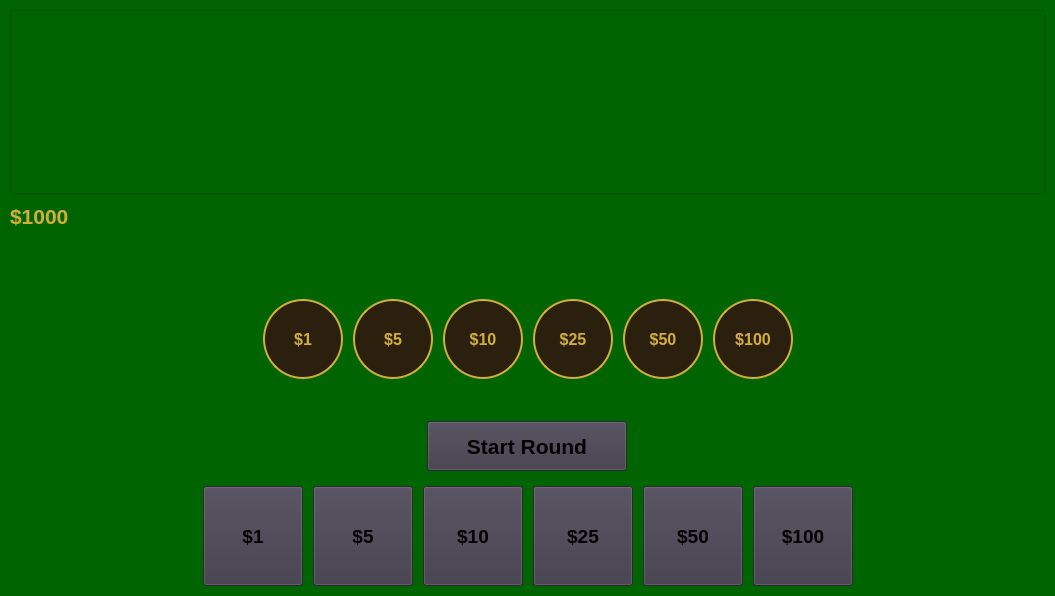
owenharvey78/blackjack-learning-game, file game_widget.ui: the form before one commit.
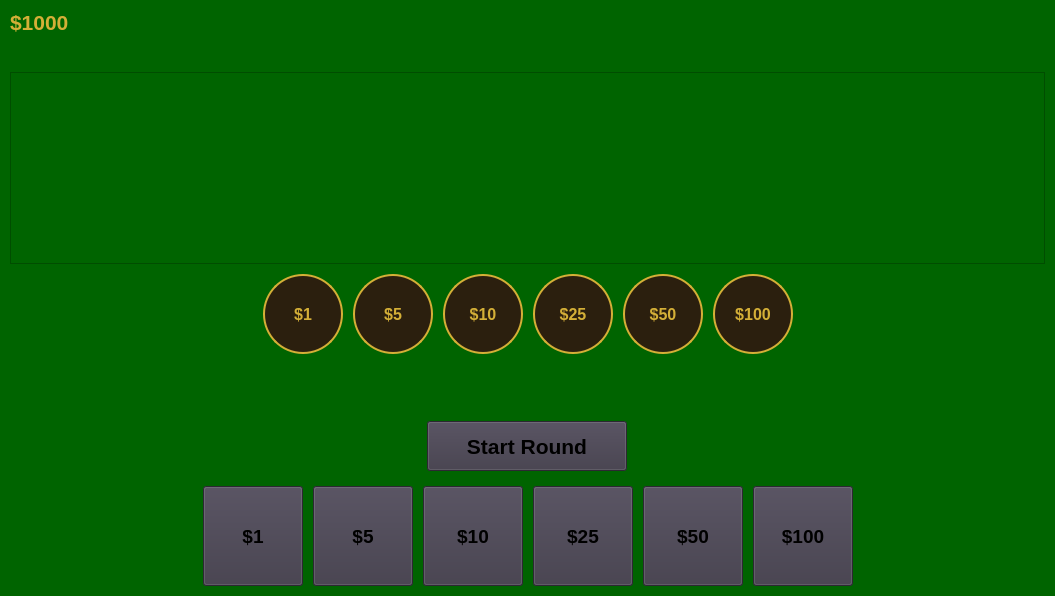
The form after the commit.

Commit message: Create card back.

Diff of the .ui file:
```diff
--- a/game_widget.ui
+++ b/game_widget.ui
@@ -38,9 +38,6 @@
    <property name="bottomMargin">
     <number>10</number>
    </property>
-   <item>
-    <widget class="QGraphicsView" name="graphicsView"/>
-   </item>
    <item>
     <layout class="QHBoxLayout" name="topHorizontalLayout">
      <item>
@@ -76,17 +73,7 @@
     </layout>
    </item>
    <item>
-    <spacer name="middleVerticalSpacer">
-     <property name="orientation">
-      <enum>Qt::Orientation::Vertical</enum>
-     </property>
-     <property name="sizeHint" stdset="0">
-      <size>
-       <width>20</width>
-       <height>40</height>
-      </size>
-     </property>
-    </spacer>
+    <widget class="QGraphicsView" name="graphicsView"/>
    </item>
    <item>
     <layout class="QHBoxLayout" name="betDisplayLayout" stretch="0,0,0,0,0,0,0,0">
```
The commit also changes 2 other files.
